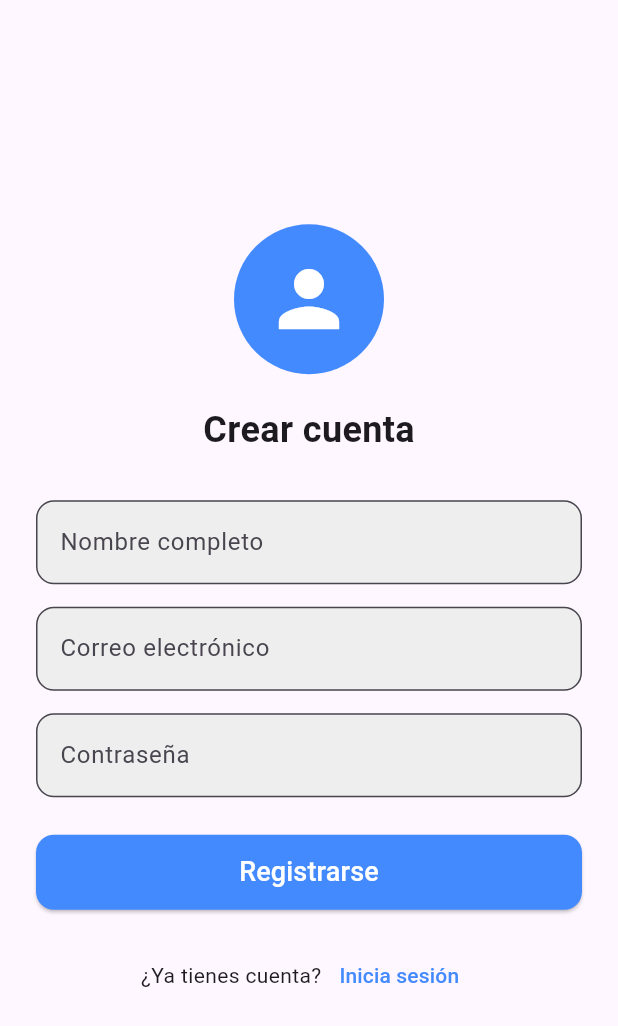
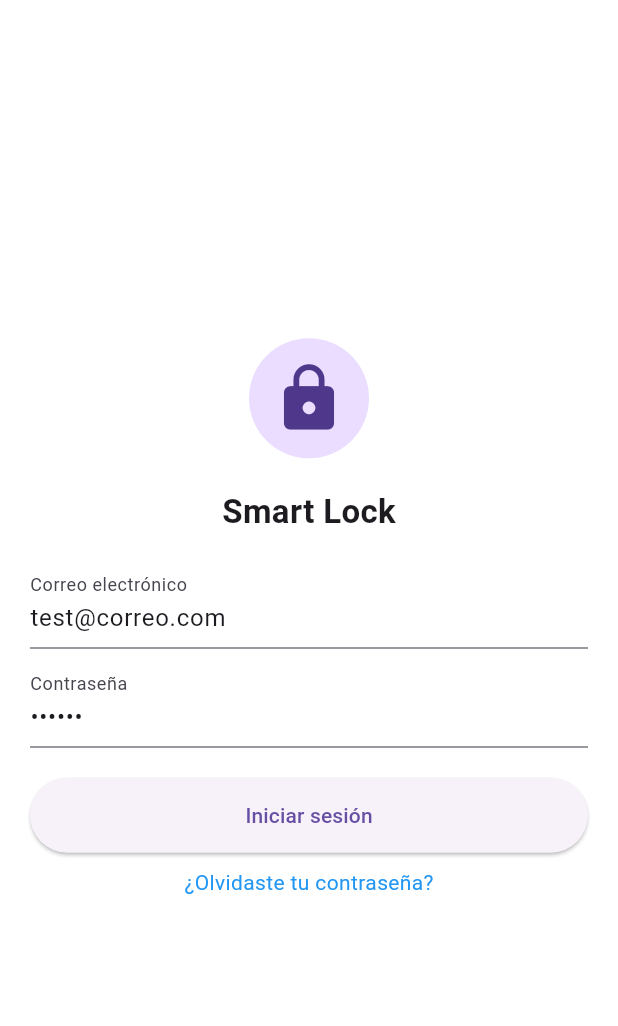
Before and after one commit to EderMartinez3012/Smart-Lock, a Flutter app: the screen it shows after launch, after a tap on "Registrarse", on a phone screen of 412 x 824 dp. Shown: the top 1026 px of the screen. Run offline on Flutter 3.47's test engine with Material 3 defaults, Android fonts, the phone set to English and light mode, and no system bars; accounts and stored records are empty.

Commit message:
Intefaces Registro, Login, Huella con credenciales por defecto

```diff
--- /dev/null
+++ b/lib/controllers/auth_controller.dart
@@ -0,0 +1,28 @@
+import '../models/user_model.dart';
+
+class AuthController {
+  UserModel? _user;
+
+  // Usuario de prueba por defecto
+  AuthController() {
+    _user = UserModel(
+      name: "Usuario de Prueba",
+      email: "test@correo.com",
+      password: "123456",
+    );
+  }
+
+  void register(String name, String email, String password) {
+    _user = UserModel(name: name, email: email, password: password);
+    print("Usuario registrado: ${_user!.email}");
+  }
+
+  bool login(String email, String password) {
+    if (_user != null && _user!.email == email && _user!.password == password) {
+      print("Inicio de sesión exitoso");
+      return true;
+    }
+    print("Error de inicio de sesión: credenciales incorrectas");
+    return false;
+  }
+}
--- a/lib/main.dart
+++ b/lib/main.dart
@@ -1,125 +1,6 @@
 import 'package:flutter/material.dart';
+import 'ui/app.dart';
 
 void main() {
   runApp(const MyApp());
 }
-
-class MyApp extends StatelessWidget {
-  const MyApp({super.key});
-
-  @override
-  Widget build(BuildContext context) {
-    return MaterialApp(
-      debugShowCheckedModeBanner: false,
-      home: const Registro(),
-    );
-  }
-}
-
-class Registro extends StatelessWidget {
-  const Registro({super.key});
-
-  @override
-  Widget build(BuildContext context) {
-    return Scaffold(
-      body: Center(
-        child: SingleChildScrollView(
-          padding: const EdgeInsets.symmetric(horizontal: 24.0, vertical: 40.0),
-          child: Column(
-            mainAxisAlignment: MainAxisAlignment.center,
-            children: [
-              const CircleAvatar(
-                radius: 50,
-                backgroundColor: Colors.blueAccent,
-                child: Icon(Icons.person, size: 60, color: Colors.white),
-              ),
-              const SizedBox(height: 20),
-              const Text(
-                "Crear cuenta",
-                style: TextStyle(
-                  fontSize: 24,
-                  fontWeight: FontWeight.bold,
-                ),
-              ),
-              const SizedBox(height: 30),
-              // Campo Nombre completo
-              TextField(
-                decoration: InputDecoration(
-                  hintText: "Nombre completo",
-                  border: OutlineInputBorder(
-                    borderRadius: BorderRadius.circular(12),
-                  ),
-                  filled: true,
-                  fillColor: Colors.grey[200],
-                ),
-              ),
-              const SizedBox(height: 15),
-              // Campo Correo electrónico
-              TextField(
-                decoration: InputDecoration(
-                  hintText: "Correo electrónico",
-                  border: OutlineInputBorder(
-                    borderRadius: BorderRadius.circular(12),
-                  ),
-                  filled: true,
-                  fillColor: Colors.grey[200],
-                ),
-              ),
-              const SizedBox(height: 15),
-              // Campo Contraseña
-              TextField(
-                obscureText: true,
-                decoration: InputDecoration(
-                  hintText: "Contraseña",
-                  border: OutlineInputBorder(
-                    borderRadius: BorderRadius.circular(12),
-                  ),
-                  filled: true,
-                  fillColor: Colors.grey[200],
-                ),
-              ),
-              const SizedBox(height: 25),
-              // Botón Registrarse
-              SizedBox(
-                width: double.infinity,
-                height: 50,
-                child: ElevatedButton(
-                  style: ElevatedButton.styleFrom(
-                    backgroundColor: Colors.blueAccent,
-                    shape: RoundedRectangleBorder(
-                      borderRadius: BorderRadius.circular(12),
-                    ),
-                  ),
-                  onPressed: () {
-                    // Aquí la lógica para registrarse
-                  },
-                  child: const Text(
-                    "Registrarse",
-                    style: TextStyle(fontSize: 18, color: Colors.white),
-                  ),
-                ),
-              ),
-              const SizedBox(height: 20),
-              // Texto inferior con enlace
-              Row(
-                mainAxisAlignment: MainAxisAlignment.center,
-                children: [
-                  const Text("¿Ya tienes cuenta?"),
-                  TextButton(
-                    onPressed: () {
-                      // Navegar a pantalla de inicio de sesión
-                    },
-                    child: const Text(
-                      "Inicia sesión",
-                      style: TextStyle(color: Colors.blueAccent),
-                    ),
-                  )
-                ],
-              )
-            ],
-          ),
-        ),
-      ),
-    );
-  }
-}
--- /dev/null
+++ b/lib/models/user_model.dart
@@ -0,0 +1,7 @@
+class UserModel {
+  final String name;
+  final String email;
+  final String password;
+
+  UserModel({required this.name, required this.email, required this.password});
+}
--- /dev/null
+++ b/lib/ui/app.dart
@@ -0,0 +1,19 @@
+import 'package:flutter/material.dart';
+import 'package:smartlock/ui/home/widget/register_page.dart';
+
+class MyApp extends StatelessWidget {
+  const MyApp({super.key});
+
+  @override
+  Widget build(BuildContext context) {
+    return MaterialApp(
+      title: 'Smart Lock',
+      debugShowCheckedModeBanner: false,
+      theme: ThemeData(
+        primarySwatch: Colors.blue,
+        scaffoldBackgroundColor: Colors.white,
+      ),
+      home: const RegisterPage(),
+    );
+  }
+}
--- /dev/null
+++ b/lib/ui/home/widget/auth_page.dart
@@ -0,0 +1,33 @@
+import 'package:flutter/material.dart';
+import 'unlock_page.dart';
+
+class AuthPage extends StatelessWidget {
+  const AuthPage({super.key});
+
+  @override
+  Widget build(BuildContext context) {
+    return Scaffold(
+      body: Center(
+        child: Column(
+          mainAxisAlignment: MainAxisAlignment.center,
+          children: [
+            const Text("Authenticate", style: TextStyle(fontSize: 22, fontWeight: FontWeight.bold)),
+            const SizedBox(height: 20),
+            Icon(Icons.fingerprint, size: 100, color: Colors.blue[400]),
+            const SizedBox(height: 10),
+            const Text("Touch the fingerprint sensor"),
+            const SizedBox(height: 30),
+            ElevatedButton(
+              onPressed: () {
+                Navigator.pushReplacement(context, MaterialPageRoute(builder: (_) => const UnlockPage()));
+              },
+              child: const Text("Simular Huella"),
+            ),
+            const SizedBox(height: 50),
+            const Text("🔗 Connected"),
+          ],
+        ),
+      ),
+    );
+  }
+}
--- /dev/null
+++ b/lib/ui/home/widget/login_page.dart
@@ -0,0 +1,78 @@
+import 'package:flutter/material.dart';
+import '../../../../controllers/auth_controller.dart';
+import 'auth_page.dart';
+
+class LoginPage extends StatefulWidget {
+  const LoginPage({super.key});
+
+  @override
+  State<LoginPage> createState() => _LoginPageState();
+}
+
+class _LoginPageState extends State<LoginPage> {
+  final emailController = TextEditingController(text: "test@correo.com"); // Datos por defecto
+  final passController = TextEditingController(text: "123456");
+  final AuthController authController = AuthController();
+
+  @override
+  Widget build(BuildContext context) {
+    return Scaffold(
+      body: Center(
+        child: SingleChildScrollView(
+          padding: const EdgeInsets.all(20),
+          child: Column(
+            children: [
+              const CircleAvatar(
+                radius: 40,
+                child: Icon(Icons.lock, size: 50),
+              ),
+              const SizedBox(height: 20),
+              const Text("Smart Lock",
+                  style: TextStyle(fontSize: 22, fontWeight: FontWeight.bold)),
+              const SizedBox(height: 20),
+              TextField(
+                controller: emailController,
+                decoration:
+                    const InputDecoration(labelText: "Correo electrónico"),
+              ),
+              const SizedBox(height: 10),
+              TextField(
+                controller: passController,
+                obscureText: true,
+                decoration: const InputDecoration(labelText: "Contraseña"),
+              ),
+              const SizedBox(height: 20),
+              ElevatedButton(
+                onPressed: () {
+                  bool success = authController.login(
+                    emailController.text,
+                    passController.text,
+                  );
+                  if (success) {
+                    Navigator.pushReplacement(
+                      context,
+                      MaterialPageRoute(builder: (_) => const AuthPage()),
+                    );
+                  } else {
+                    ScaffoldMessenger.of(context).showSnackBar(
+                      const SnackBar(
+                        content: Text("Credenciales incorrectas"),
+                        backgroundColor: Colors.red,
+                      ),
+                    );
+                  }
+                },
+                style: ElevatedButton.styleFrom(
+                    minimumSize: const Size(double.infinity, 50)),
+                child: const Text("Iniciar sesión"),
+              ),
+              const SizedBox(height: 10),
+              const Text("¿Olvidaste tu contraseña?",
+                  style: TextStyle(color: Colors.blue)),
+            ],
+          ),
+        ),
+      ),
+    );
+  }
+}
--- /dev/null
+++ b/lib/ui/home/widget/register_page.dart
@@ -0,0 +1,76 @@
+import 'package:flutter/material.dart';
+import '../../../../controllers/auth_controller.dart';
+import 'login_page.dart';
+
+class RegisterPage extends StatelessWidget {
+  const RegisterPage({super.key});
+
+  @override
+  Widget build(BuildContext context) {
+    final nameController = TextEditingController();
+    final emailController = TextEditingController();
+    final passController = TextEditingController();
+    final AuthController authController = AuthController();
+
+    return Scaffold(
+      body: Center(
+        child: SingleChildScrollView(
+          padding: const EdgeInsets.all(20),
+          child: Column(
+            mainAxisAlignment: MainAxisAlignment.center,
+            children: [
+              const CircleAvatar(
+                radius: 40,
+                child: Icon(Icons.person, size: 50),
+              ),
+              const SizedBox(height: 20),
+              const Text("Crear cuenta",
+                  style: TextStyle(fontSize: 22, fontWeight: FontWeight.bold)),
+              const SizedBox(height: 20),
+              TextField(
+                  controller: nameController,
+                  decoration: const InputDecoration(labelText: "Nombre completo")),
+              const SizedBox(height: 10),
+              TextField(
+                  controller: emailController,
+                  decoration: const InputDecoration(labelText: "Correo electrónico")),
+              const SizedBox(height: 10),
+              TextField(
+                  controller: passController,
+                  obscureText: true,
+                  decoration: const InputDecoration(labelText: "Contraseña")),
+              const SizedBox(height: 20),
+              ElevatedButton(
+                onPressed: () {
+                  authController.register(
+                    nameController.text,
+                    emailController.text,
+                    passController.text,
+                  );
+                  Navigator.push(
+                    context,
+                    MaterialPageRoute(builder: (_) => const LoginPage()),
+                  );
+                },
+                style: ElevatedButton.styleFrom(
+                    minimumSize: const Size(double.infinity, 50)),
+                child: const Text("Registrarse"),
+              ),
+              const SizedBox(height: 10),
+              GestureDetector(
+                onTap: () {
+                  Navigator.push(
+                    context,
+                    MaterialPageRoute(builder: (_) => const LoginPage()),
+                  );
+                },
+                child: const Text("¿Ya tienes cuenta? Inicia sesión",
+                    style: TextStyle(color: Colors.blue)),
+              ),
+            ],
+          ),
+        ),
+      ),
+    );
+  }
+}
--- /dev/null
+++ b/lib/ui/home/widget/unlock_page.dart
@@ -0,0 +1,33 @@
+import 'package:flutter/material.dart';
+
+class UnlockPage extends StatelessWidget {
+  const UnlockPage({super.key});
+
+  @override
+  Widget build(BuildContext context) {
+    return Scaffold(
+      body: Center(
+        child: Column(
+          mainAxisAlignment: MainAxisAlignment.center,
+          children: [
+            const Text("Smart Lock", style: TextStyle(fontSize: 22, fontWeight: FontWeight.bold)),
+            const SizedBox(height: 20),
+            CircleAvatar(
+              radius: 50,
+              backgroundColor: Colors.blue[400],
+              child: const Icon(Icons.lock_open, size: 60, color: Colors.white),
+            ),
+            const SizedBox(height: 30),
+            ElevatedButton(
+              onPressed: () {},
+              style: ElevatedButton.styleFrom(minimumSize: const Size(150, 50)),
+              child: const Text("Open"),
+            ),
+            const SizedBox(height: 50),
+            const Text("🔗 Connected"),
+          ],
+        ),
+      ),
+    );
+  }
+}
```
Also changed, not shown: 1 other file.
